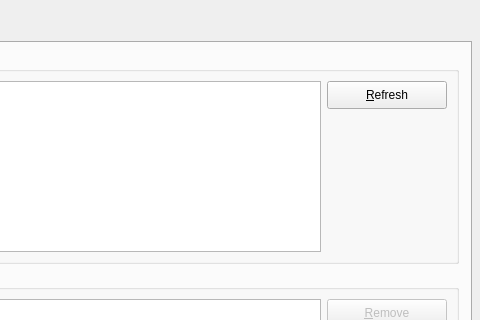
solaristhesun/bosskey, file src/bosskeydialog.ui: the form before one commit; both pictures show x 520 to 1000 and y 0 to 320 of the 1000 by 650 pixel window.
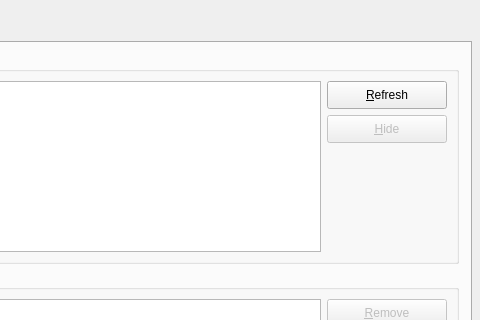
The form after the commit. Icons and pictures are not drawn. Custom widgets are drawn as their Qt base class.

Commit message: added hide button (closes #14)

Diff of the .ui file:
```diff
--- a/src/bosskeydialog.ui
+++ b/src/bosskeydialog.ui
@@ -153,6 +153,20 @@
                  </property>
                 </widget>
                </item>
+               <item>
+                <widget class="QPushButton" name="addButton">
+                 <property name="enabled">
+                  <bool>false</bool>
+                 </property>
+                 <property name="text">
+                  <string>&amp;Hide</string>
+                 </property>
+                 <property name="icon">
+                  <iconset resource="../assets/bosskey.qrc">
+                   <normaloff>:/fugue/application--plus.png</normaloff>:/fugue/application--plus.png</iconset>
+                 </property>
+                </widget>
+               </item>
                <item>
                 <spacer name="verticalSpacer_2">
                  <property name="orientation">
```
Left out of the diff: 17 changed lines with no effect on the pictures. The commit also changes 7 other files.
